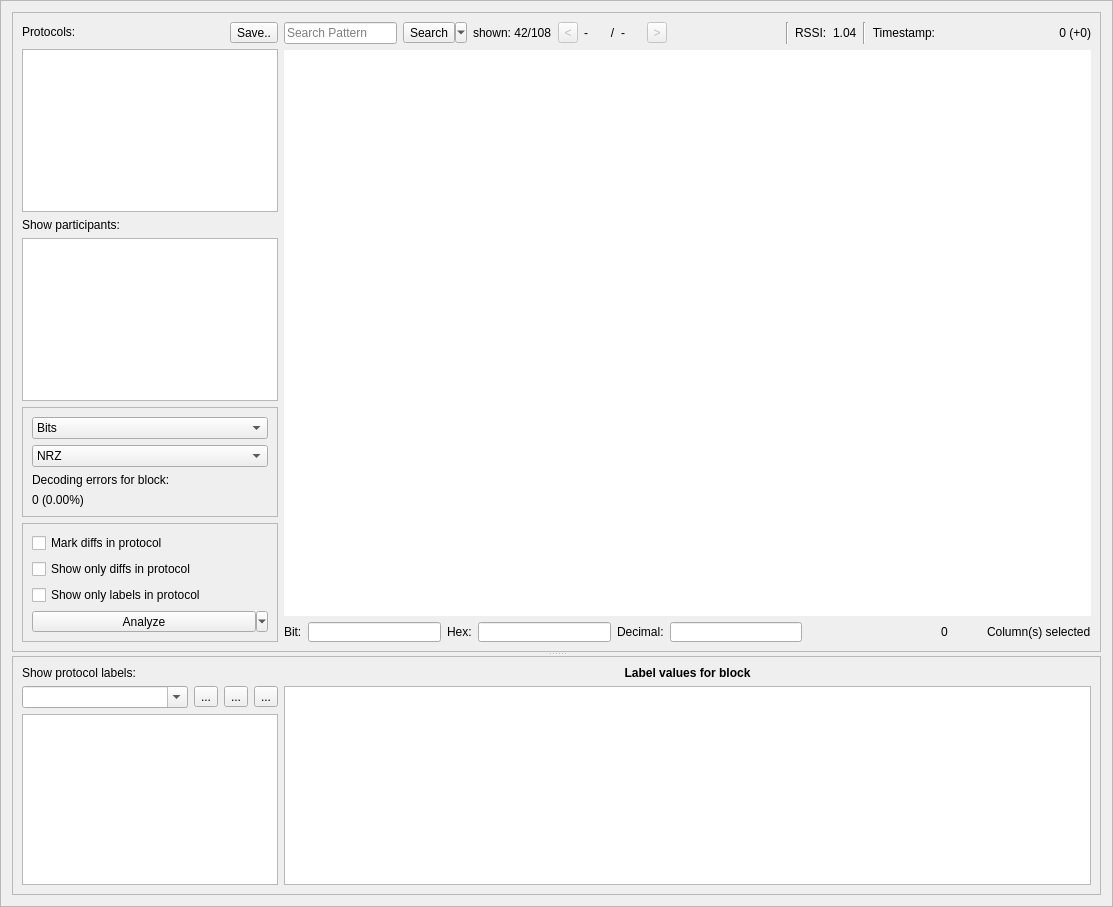
Before: the Qt Designer form ui/analysis_frame.ui in jopohl/urh, drawn with Qt 5.
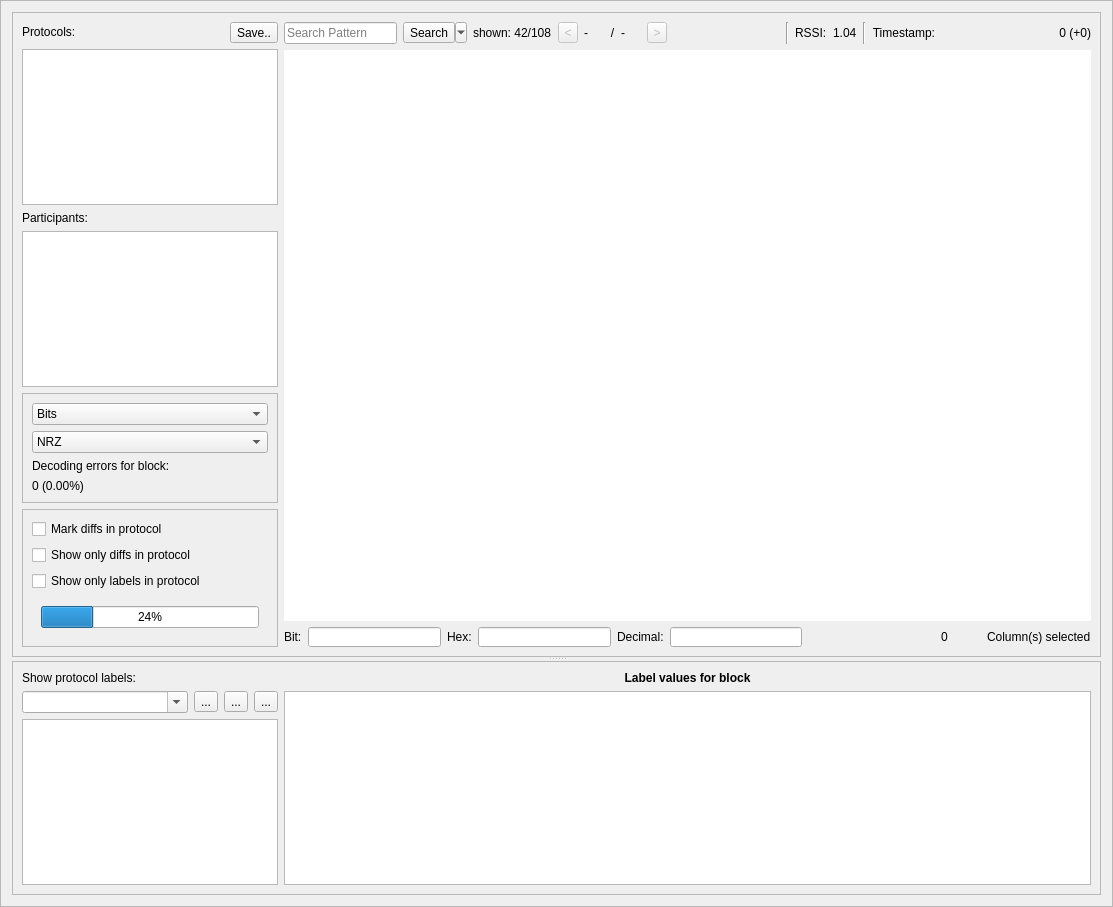
After: the same form once the commit is applied. The open tabs and pages were chosen to show the change. Icons and pictures are not drawn. Custom widgets are drawn as their Qt base class.

Patch:
```diff
--- a/ui/analysis_frame.ui
+++ b/ui/analysis_frame.ui
@@ -56,7 +56,7 @@
       <property name="frameShadow">
        <enum>QFrame::Raised</enum>
       </property>
-      <layout class="QGridLayout" name="gridLayout_3">
+      <layout class="QGridLayout" name="gridLayout_3" columnstretch="1,10">
        <item row="0" column="0">
         <layout class="QHBoxLayout" name="horizontalLayout_2">
          <item>
@@ -623,7 +623,7 @@
        <item row="2" column="0">
         <widget class="QLabel" name="label_4">
          <property name="text">
-          <string>Show participants:</string>
+          <string>Participants:</string>
          </property>
         </widget>
        </item>
@@ -787,6 +787,19 @@
            </widget>
           </item>
           <item>
+           <widget class="QStackedWidget" name="stackedWidgetLogicAnalysis">
+            <property name="sizePolicy">
+             <sizepolicy hsizetype="Preferred" vsizetype="Preferred">
+              <horstretch>0</horstretch>
+              <verstretch>0</verstretch>
+             </sizepolicy>
+            </property>
+            <property name="currentIndex">
+             <number>0</number>
+            </property>
+            <widget class="QWidget" name="pageButtonAnalyzer">
+             <layout class="QVBoxLayout" name="verticalLayout_5">
+              <item>
            <widget class="QToolButton" name="btnAnalyze">
             <property name="sizePolicy">
              <sizepolicy hsizetype="Preferred" vsizetype="Fixed">
@@ -803,6 +816,29 @@
             <property name="toolButtonStyle">
              <enum>Qt::ToolButtonTextOnly</enum>
             </property>
+               </widget>
+              </item>
+             </layout>
+             <zorder>btnAnalyze</zorder>
+             <zorder>btnAnalyze</zorder>
+            </widget>
+            <widget class="QWidget" name="pageProgressBar">
+             <layout class="QVBoxLayout" name="verticalLayout_6">
+              <item>
+               <widget class="QProgressBar" name="progressBarLogicAnalyzer">
+                <property name="sizePolicy">
+                 <sizepolicy hsizetype="Preferred" vsizetype="Fixed">
+                  <horstretch>0</horstretch>
+                  <verstretch>0</verstretch>
+                 </sizepolicy>
+                </property>
+                <property name="value">
+                 <number>24</number>
+                </property>
+               </widget>
+              </item>
+             </layout>
+            </widget>
            </widget>
           </item>
          </layout>
```
Left out of the diff: 5 changed lines with no effect on the pictures. Lines whose indentation alone changed are shown as unchanged.
